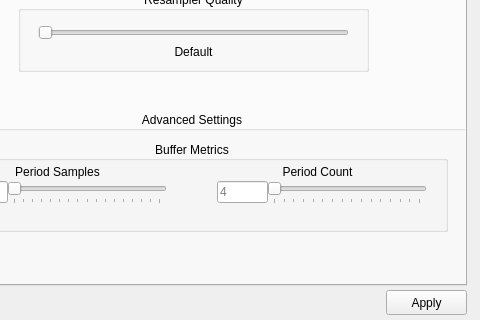
kcat/openal-soft, file utils/alsoft-config/mainwindow.ui: the form before one commit; both pictures show x 84 to 564 and y 134 to 454 of the 564 by 454 pixel window.
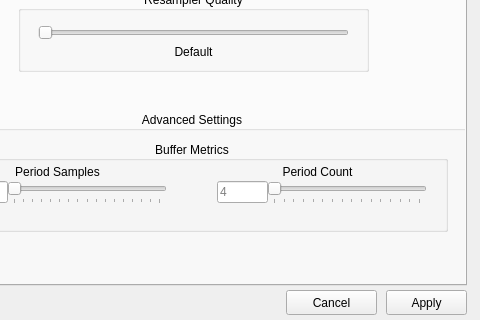
The form after the commit. Icons and pictures are not drawn.

Commit message: Add a warning if closing alsoft-config with unsaved changes

```diff
--- a/utils/alsoft-config/mainwindow.ui
+++ b/utils/alsoft-config/mainwindow.ui
@@ -1375,6 +1375,22 @@
      </widget>
     </widget>
    </widget>
+   <widget class="QPushButton" name="closeCancelButton">
+    <property name="geometry">
+     <rect>
+      <x>370</x>
+      <y>405</y>
+      <width>91</width>
+      <height>25</height>
+     </rect>
+    </property>
+    <property name="text">
+     <string>Cancel</string>
+    </property>
+    <property name="icon">
+     <iconset theme="window-close"/>
+    </property>
+   </widget>
   </widget>
   <widget class="QMenuBar" name="menuBar">
    <property name="geometry">
```
The commit also changes 2 other files.
